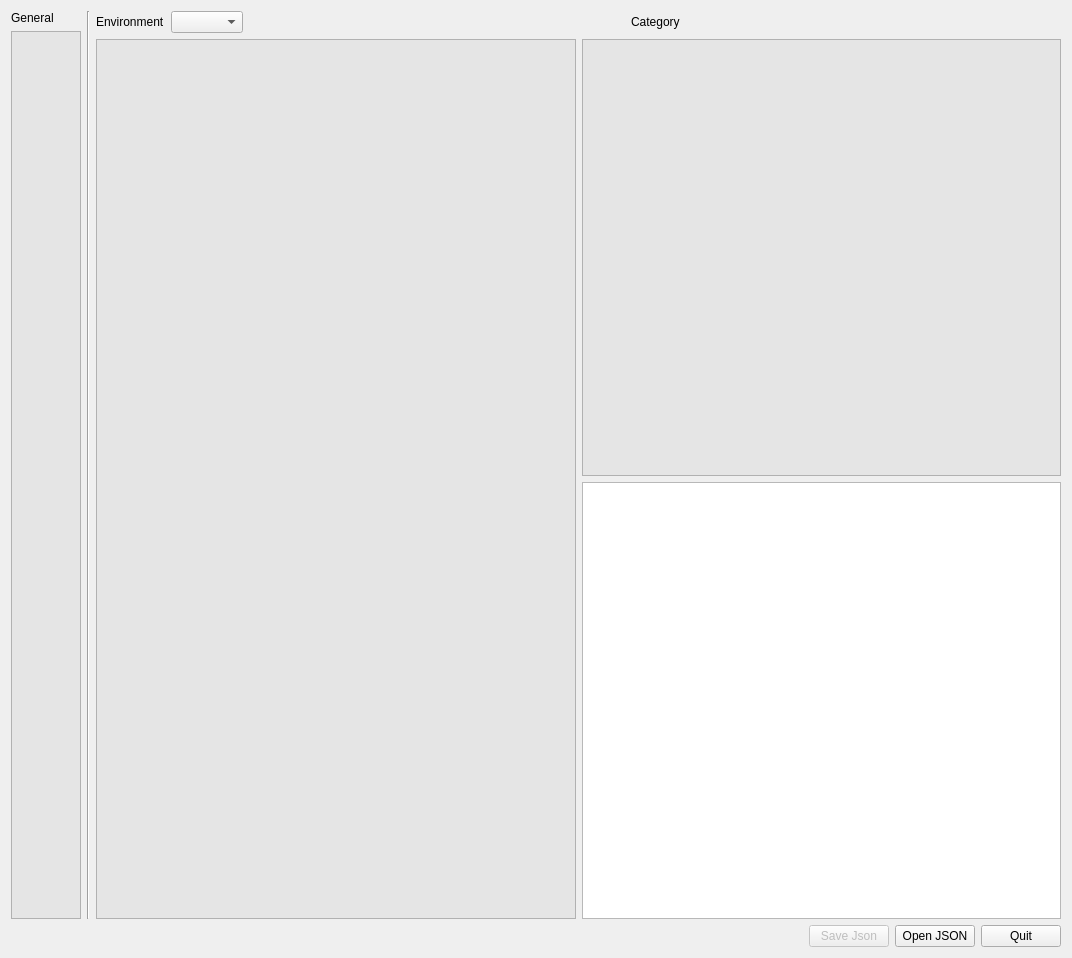
Above: DBPARAMS.ui from doubsman/DBAlbums before the change. Below: the same form after it.
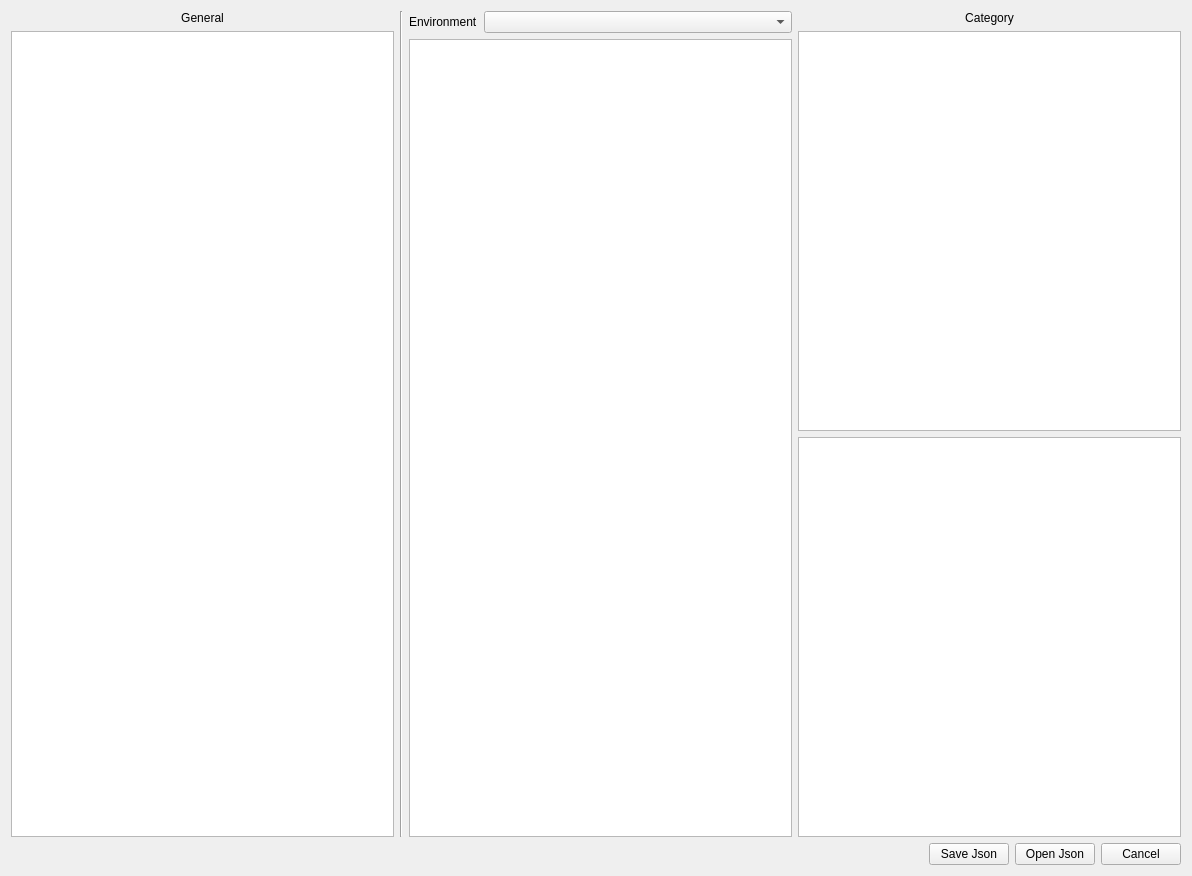
That is the form after the change.

The edit to the form file:
```diff
--- a/DBPARAMS.ui
+++ b/DBPARAMS.ui
@@ -6,54 +6,30 @@
    <rect>
     <x>0</x>
     <y>0</y>
-    <width>1072</width>
-    <height>958</height>
+    <width>1192</width>
+    <height>876</height>
    </rect>
   </property>
   <property name="windowTitle">
    <string>Form</string>
   </property>
-  <layout class="QGridLayout" name="gridLayout">
-   <item row="0" column="0">
     <layout class="QVBoxLayout" name="verticalLayout">
      <item>
-      <layout class="QHBoxLayout" name="horizontalLayout">
-       <property name="sizeConstraint">
-        <enum>QLayout::SetDefaultConstraint</enum>
-       </property>
+    <layout class="QHBoxLayout" name="horizontalLayout_main">
        <item>
-        <layout class="QVBoxLayout" name="verticalLayoutenvt">
-         <property name="sizeConstraint">
-          <enum>QLayout::SetMinimumSize</enum>
-         </property>
+      <layout class="QVBoxLayout" name="verticalLayout_general">
          <item>
           <widget class="QLabel" name="label">
            <property name="text">
             <string>General</string>
            </property>
-           <property name="margin">
-            <number>5</number>
+         <property name="alignment">
+          <set>Qt::AlignCenter</set>
            </property>
           </widget>
          </item>
          <item>
-          <widget class="QTableWidget" name="tableWidget_general">
-           <property name="sizePolicy">
-            <sizepolicy hsizetype="Minimum" vsizetype="Expanding">
-             <horstretch>0</horstretch>
-             <verstretch>0</verstretch>
-            </sizepolicy>
-           </property>
-           <property name="styleSheet">
-            <string notr="true">alternate-background-color: #D9D9D9;								background-color: #E5E5E5;</string>
-           </property>
-           <property name="sizeAdjustPolicy">
-            <enum>QAbstractScrollArea::AdjustToContents</enum>
-           </property>
-           <property name="alternatingRowColors">
-            <bool>true</bool>
-           </property>
-          </widget>
+        <widget class="QTableWidget" name="tableWidget_general"/>
          </item>
         </layout>
        </item>
@@ -67,10 +43,7 @@
        <item>
         <layout class="QVBoxLayout" name="verticalLayout_7">
          <item>
-          <layout class="QHBoxLayout" name="horizontalLayoutcombo">
-           <property name="sizeConstraint">
-            <enum>QLayout::SetMinimumSize</enum>
-           </property>
+        <layout class="QHBoxLayout" name="horizontalLayout_combo">
            <item>
             <widget class="QLabel" name="lab_envt">
              <property name="text">
@@ -79,106 +52,53 @@
             </widget>
            </item>
            <item>
-            <widget class="QComboBox" name="comboBox_Envt"/>
-           </item>
+          <widget class="QComboBox" name="comboBox_Envt">
+           <property name="sizePolicy">
+            <sizepolicy hsizetype="Expanding" vsizetype="Fixed">
+             <horstretch>0</horstretch>
+             <verstretch>0</verstretch>
+            </sizepolicy>
+           </property>
+          </widget>
+         </item>
+        </layout>
+       </item>
            <item>
-            <spacer name="horizontalSpacer_3">
-             <property name="orientation">
-              <enum>Qt::Horizontal</enum>
-             </property>
-             <property name="sizeHint" stdset="0">
-              <size>
-               <width>40</width>
-               <height>20</height>
-              </size>
-             </property>
-            </spacer>
-           </item>
+        <widget class="QTableWidget" name="tableWidget_envt"/>
+       </item>
+      </layout>
+     </item>
+     <item>
+      <layout class="QVBoxLayout" name="verticalLayout_category">
            <item>
             <widget class="QLabel" name="label_cate">
+         <property name="sizePolicy">
+          <sizepolicy hsizetype="Expanding" vsizetype="Preferred">
+           <horstretch>0</horstretch>
+           <verstretch>0</verstretch>
+          </sizepolicy>
+         </property>
+         <property name="layoutDirection">
+          <enum>Qt::LeftToRight</enum>
+         </property>
              <property name="text">
               <string>Category</string>
              </property>
-            </widget>
-           </item>
-           <item>
-            <spacer name="horizontalSpacer_2">
-             <property name="orientation">
-              <enum>Qt::Horizontal</enum>
-             </property>
-             <property name="sizeHint" stdset="0">
-              <size>
-               <width>40</width>
-               <height>20</height>
-              </size>
-             </property>
-            </spacer>
-           </item>
-          </layout>
-         </item>
-         <item>
-          <layout class="QHBoxLayout" name="horizontalLayoutrelease">
-           <item>
-            <widget class="QTableWidget" name="tableWidget_envt">
-             <property name="enabled">
-              <bool>true</bool>
-             </property>
-             <property name="sizePolicy">
-              <sizepolicy hsizetype="Minimum" vsizetype="Expanding">
-               <horstretch>0</horstretch>
-               <verstretch>0</verstretch>
-              </sizepolicy>
-             </property>
-             <property name="styleSheet">
-              <string notr="true">alternate-background-color: #D9D9D9;								background-color: #E5E5E5;</string>
-             </property>
-             <property name="sizeAdjustPolicy">
-              <enum>QAbstractScrollArea::AdjustToContents</enum>
-             </property>
-             <property name="alternatingRowColors">
-              <bool>true</bool>
-             </property>
+         <property name="alignment">
+          <set>Qt::AlignCenter</set>
+         </property>
             </widget>
            </item>
            <item>
-            <layout class="QVBoxLayout" name="verticalLayout_2">
-             <item>
-              <widget class="QTableWidget" name="tableWidget_category">
-               <property name="sizePolicy">
-                <sizepolicy hsizetype="Minimum" vsizetype="Expanding">
-                 <horstretch>0</horstretch>
-                 <verstretch>0</verstretch>
-                </sizepolicy>
-               </property>
-               <property name="styleSheet">
-                <string notr="true">alternate-background-color: #D9D9D9;								background-color: #E5E5E5;</string>
-               </property>
-               <property name="sizeAdjustPolicy">
-                <enum>QAbstractScrollArea::AdjustToContents</enum>
-               </property>
-               <property name="alternatingRowColors">
-                <bool>true</bool>
-               </property>
-              </widget>
+        <widget class="QTableWidget" name="tableWidget_category"/>
              </item>
              <item>
-              <widget class="QTextEdit" name="textEdit">
-               <property name="sizePolicy">
-                <sizepolicy hsizetype="Minimum" vsizetype="Expanding">
-                 <horstretch>0</horstretch>
-                 <verstretch>0</verstretch>
-                </sizepolicy>
-               </property>
-              </widget>
+        <widget class="QTextEdit" name="textEdit"/>
              </item>
             </layout>
            </item>
           </layout>
          </item>
-        </layout>
-       </item>
-      </layout>
-     </item>
      <item>
       <layout class="QHBoxLayout" name="horizontalLayoutcommands">
        <item>
@@ -196,9 +116,6 @@
        </item>
        <item>
         <widget class="QPushButton" name="btn_save">
-         <property name="enabled">
-          <bool>false</bool>
-         </property>
          <property name="text">
           <string>Save Json</string>
          </property>
@@ -207,18 +124,16 @@
        <item>
         <widget class="QPushButton" name="btn_open">
          <property name="text">
-          <string>Open JSON</string>
+        <string>Open Json</string>
          </property>
         </widget>
        </item>
        <item>
         <widget class="QPushButton" name="btn_quit">
          <property name="text">
-          <string>Quit</string>
-         </property>
-        </widget>
-       </item>
-      </layout>
+        <string>Cancel</string>
+       </property>
+      </widget>
      </item>
     </layout>
    </item>
```
Left out of the diff: 6 changed lines with no effect on the pictures. Lines whose indentation alone changed are shown as unchanged.
